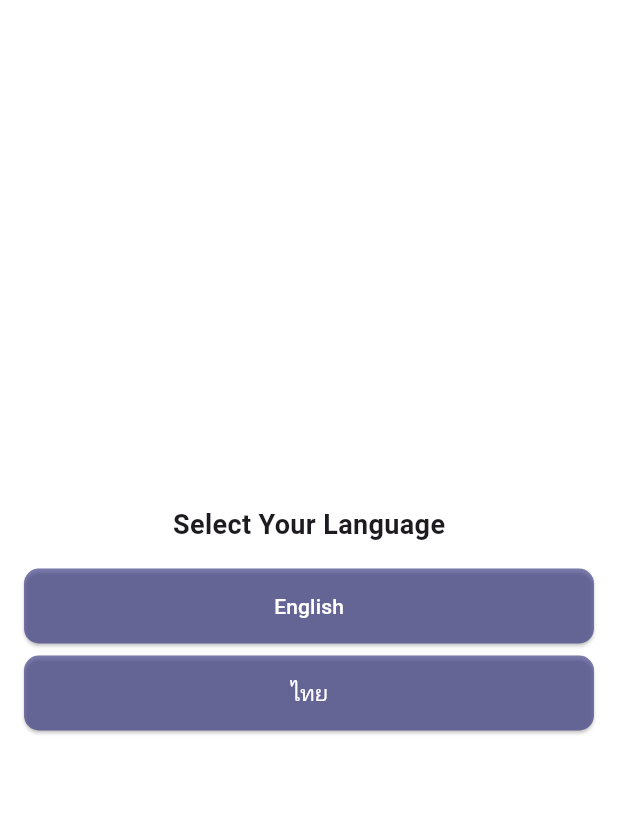
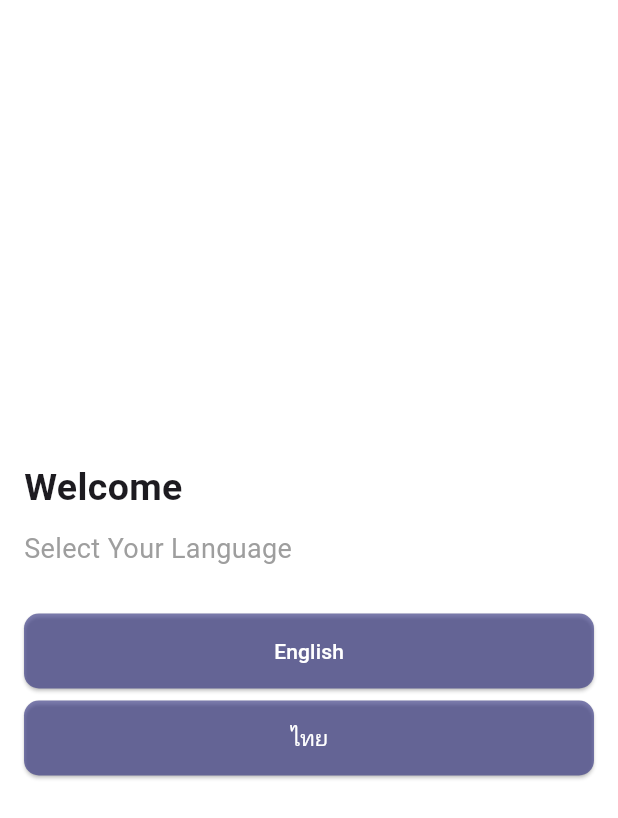
Before and after one commit to Tannop/Splash-Screen, a Flutter app: the screen it shows after launch, on a phone screen of 412 x 824 dp. Shown: the top 818 px of the screen. Run offline on Flutter 3.47's test engine with Material 3 defaults, Android fonts, the phone set to English and light mode, and no system bars; our stand-ins replace local_auth, pin_code_fields, pin_input_text_field.

Commit message:
language screen fix

```diff
--- a/lib/Language_Selection_Screen.dart
+++ b/lib/Language_Selection_Screen.dart
@@ -16,15 +16,25 @@ class LanguageSelectionScreen extends StatelessWidget {
         child: Column(
           mainAxisAlignment: MainAxisAlignment.center,
           children: [
-            Text(
-              Intl.message(
+            const Align(
+              alignment: Alignment.topLeft,
+              child: Text(
+                'Welcome',
+                style: TextStyle(fontSize: 25.0, fontWeight: FontWeight.bold),
+              ),
+            ),
+            const SizedBox(height: 10.0),
+            const Align(
+              alignment: Alignment.topLeft,
+              child: Text(
                 'Select Your Language',
-                name: 'selectYourLanguage',
+                style: TextStyle(
+                  color: Colors.grey,
+                  fontSize: 18.0,
+                ),
               ),
-              style:
-                  const TextStyle(fontSize: 18.0, fontWeight: FontWeight.bold),
             ),
-            const SizedBox(height: 16.0),
+            const SizedBox(height: 30.0),
             ElevatedButton(
               style: ElevatedButton.styleFrom(
                 backgroundColor: Color.fromARGB(160, 50, 50, 128),
--- a/lib/main.dart
+++ b/lib/main.dart
@@ -1,10 +1,5 @@
-import 'dart:io';
-
 import 'package:flutter/material.dart';
-import 'package:flutter_svg/flutter_svg.dart';
 import 'package:logintestt/Language_Selection_Screen.dart';
-import 'package:logintestt/Terms_of_Service_Screen.dart';
-import 'login_screen.dart';
 
 void main() {
   runApp(MyApp());
```
